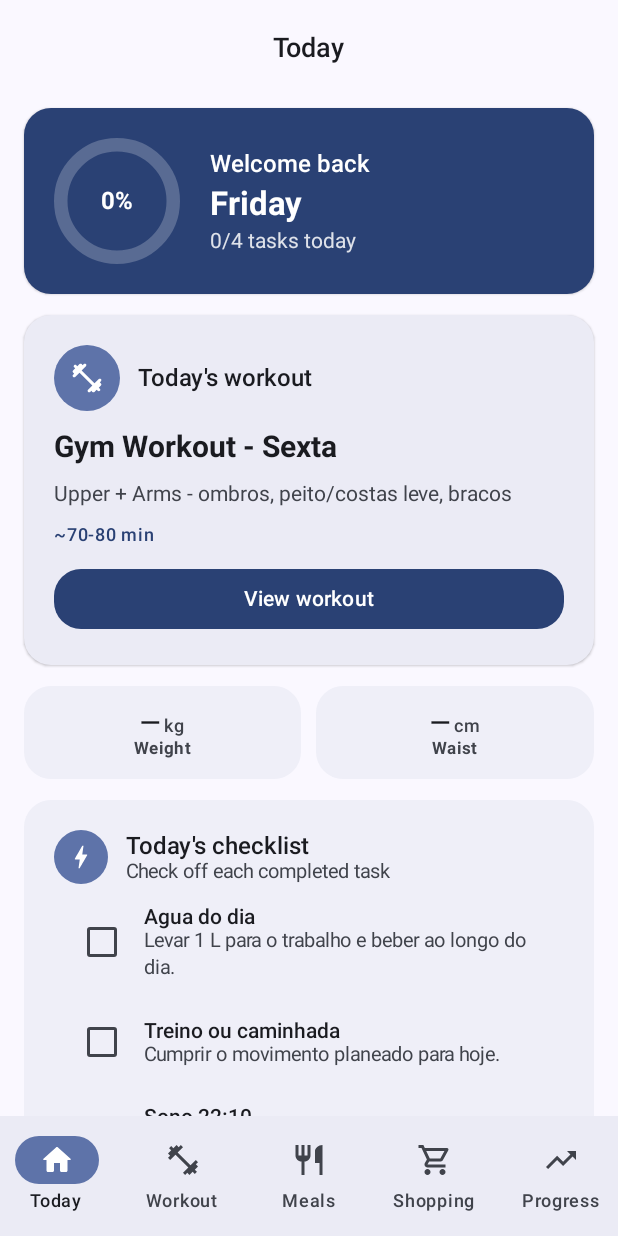
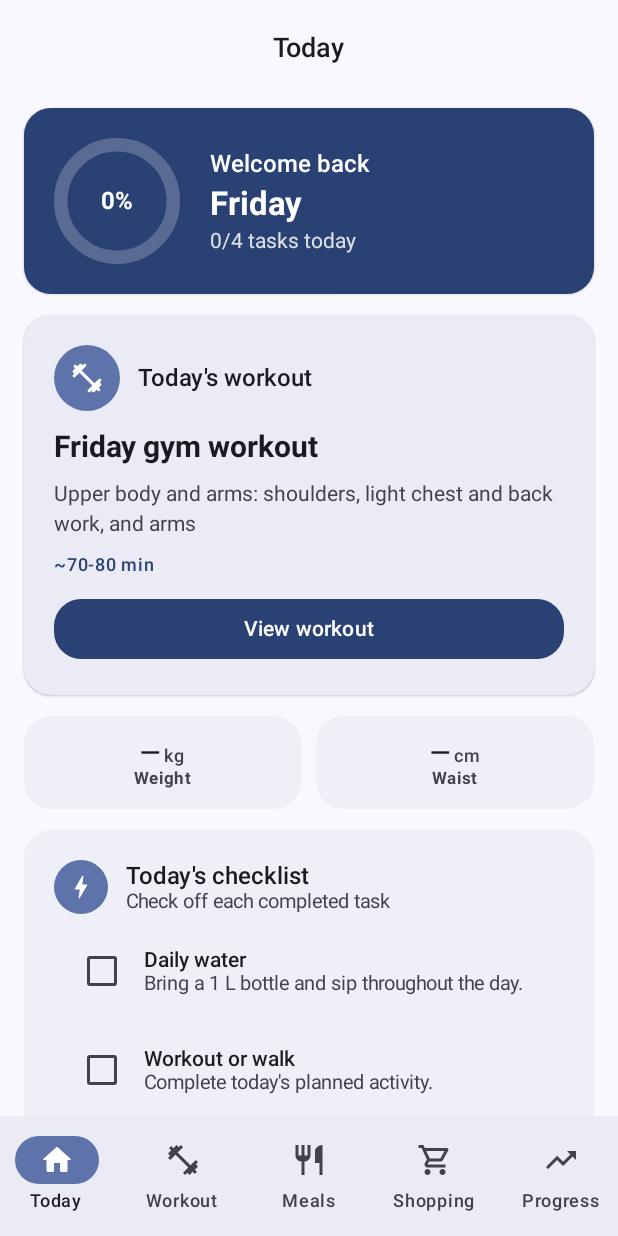
Before and after one commit to luigi043/meal-prep-workout, an Android app built with Jetpack Compose: the screen it shows after launch (MainActivity), after a tap on "Open plan", on a phone screen of 412 x 824 dp. Run offline under Robolectric (Android 15) with nearby library versions, the phone set to English and light mode, and no system bars.

Commit message:
Translate the bundled plan and grocery list into English
Translate the seven-day menu, drink recipes, workout titles, schedule, shopping categories and checklist tasks. Keep the existing IDs, menu structure and meal quantities so existing saved selections remain compatible.

Describe sample data as such and remove the unsupported detox wording. Checked whitespace with git diff --check. The Android build and emulator walkthrough are tracked separately.

```diff
--- a/app/src/main/java/com/luizfit/plan3meses/data/PlanContent.kt
+++ b/app/src/main/java/com/luizfit/plan3meses/data/PlanContent.kt
@@ -9,28 +9,28 @@ object PlanContent {
     )
 
     val dashboardTasks = listOf(
-        ChecklistTask("daily_water", "Agua do dia", "Levar 1 L para o trabalho e beber ao longo do dia."),
-        ChecklistTask("daily_workout", "Treino ou caminhada", "Cumprir o movimento planeado para hoje."),
-        ChecklistTask("daily_sleep", "Sono 22:10", "Entrar na cama as 22:00, luzes apagadas as 22:10."),
-        ChecklistTask("daily_protein", "Proteina", "Bater 165-180 g/dia usando comida e whey se precisar.")
+        ChecklistTask("daily_water", "Daily water", "Bring a 1 L bottle and sip throughout the day."),
+        ChecklistTask("daily_workout", "Workout or walk", "Complete today's planned activity."),
+        ChecklistTask("daily_sleep", "Bedtime at 22:10", "Get ready for bed at 22:00 and turn off the lights at 22:10."),
+        ChecklistTask("daily_protein", "Protein", "Sample plan target: 165–180 g daily from food and optional whey.")
     )
 
     val weeklySchedule = listOf(
-        "Segunda: 15 min bicicleta + 20 min caminhada. Sem ginasio. Preparar a semana.",
-        "Terca: 10 min bicicleta leve + 10-15 min caminhada. Ginasio Push + Abs as 18:15.",
-        "Quarta: 10 min bicicleta leve + 10-15 min caminhada. Ginasio Pull + Bike as 18:15.",
-        "Quinta: 10 min bicicleta leve + 10-15 min caminhada. Ginasio Legs + Core as 18:15.",
-        "Sexta: 10 min bicicleta leve + 10-15 min caminhada. Ginasio Upper + Arms as 18:15.",
-        "Sabado: 10 min bicicleta leve + 10 min caminhada. Ginasio Full Body Today as 18:15.",
-        "Domingo: descanso ativo, prep, compras, bebidas e caminhada leve opcional."
+        "Monday: Cycle for 15 minutes and walk for 20 minutes. Use the rest day to prepare for the week.",
+        "Tuesday: 10 minutes of easy cycling and a 10–15 minute walk. Push and abs at 18:15.",
+        "Wednesday: 10 minutes of easy cycling and a 10–15 minute walk. Pull and cycling at 18:15.",
+        "Thursday: 10 minutes of easy cycling and a 10–15 minute walk. Legs and core at 18:15.",
+        "Friday: 10 minutes of easy cycling and a 10–15 minute walk. Upper body and arms at 18:15.",
+        "Saturday: 10 minutes of easy cycling and a 10-minute walk. Full body at 18:15.",
+        "Sunday: Active recovery, meal prep, shopping, drinks and an optional easy walk."
     )
 
     val sleepPlan = listOf(
-        "21:30 - banho, comida de amanha e mochila do ginasio.",
-        "21:45 - sem ecra forte e sem cafeina.",
-        "22:00 - cama.",
-        "22:10 - dormir.",
-        "05:55 - acordar."
+        "21:30: Shower and prepare tomorrow's food and gym bag.",
+        "21:45: Avoid bright screens and caffeine.",
+        "22:00: Get into bed.",
+        "22:10: Lights out.",
+        "05:55: Wake up."
     )
 
     val meals = listOf(
@@ -38,63 +38,63 @@ object PlanContent {
             day = "Monday",
             title = "Greek chicken pasta salad",
             meals = listOf(
-                MealItem("7:10", "Aveia proteica fria", "60 g aveia + 200 g iogurte grego + maca + canela. Creatina aqui.", "40-55 g proteina"),
-                MealItem("13:00", "Salada de massa tipo Greek chicken", "80 g massa seca cozida + 170 g peito de frango + pepino + tomate + espinafres + menta + limao.", "~620 kcal"),
-                MealItem("19:15", "Peru em tomate + massa pequena", "180-200 g peru + molho tomate caseiro + legumes + 60 g massa seca cozida.")
+                MealItem("7:10", "Chilled high-protein oats", "60 g oats, 200 g Greek yogurt, apple and cinnamon. The sample schedule pairs this with creatine.", "40–55 g protein"),
+                MealItem("13:00", "Greek chicken pasta salad", "80 g pasta (dry weight, then cooked), 170 g chicken breast, cucumber, tomato, spinach, mint and lemon.", "~620 kcal"),
+                MealItem("19:15", "Turkey in tomato sauce with a small serving of pasta", "180–200 g turkey, homemade tomato sauce, vegetables and 60 g pasta (dry weight, then cooked).")
             )
         ),
         MealDay(
             day = "Tuesday",
-            title = "Atum e grao",
+            title = "Tuna and chickpeas",
             meals = listOf(
-                MealItem("7:10", "Ovos + pao + tomate", "3 ovos + 2 fatias pao + tomate/espinafres."),
-                MealItem("13:00", "Salada de massa, atum e grao", "75 g massa seca cozida + atum + 100 g grao + pepino + cebola roxa + limao + salsa/menta.", "~45 g proteina"),
-                MealItem("20:00", "Frango tomate-paprika", "200 g frango freezer + legumes + 60-70 g massa seca cozida.")
+                MealItem("7:10", "Eggs, bread and tomato", "3 eggs, 2 slices of bread, and tomato or spinach."),
+                MealItem("13:00", "Tuna and chickpea pasta salad", "75 g pasta (dry weight, then cooked), tuna, 100 g chickpeas, cucumber, red onion, lemon and parsley or mint.", "About 45 g protein"),
+                MealItem("20:00", "Tomato and paprika chicken", "200 g prepped chicken, vegetables and 60–70 g pasta (dry weight, then cooked).")
             )
         ),
         MealDay(
             day = "Wednesday",
-            title = "Frango mediterranico",
+            title = "Mediterranean chicken",
             meals = listOf(
-                MealItem("7:10", "Batido verde + ovos", "Batido detox verde + 2 ovos cozidos + 1 fatia pao."),
-                MealItem("13:00", "Salada mediterranica com frango", "80 g massa seca cozida + 170 g frango limao-alho + tomate + pepino + folhas verdes."),
-                MealItem("20:00", "Sopa de lentilhas + sardinhas", "Sopa grossa + 1 lata sardinhas escorrida + salada.")
+                MealItem("7:10", "Green smoothie and eggs", "Green smoothie, 2 boiled eggs and 1 slice of bread."),
+                MealItem("13:00", "Mediterranean chicken salad", "80 g pasta (dry weight, then cooked), 170 g lemon and garlic chicken, tomato, cucumber and leafy greens."),
+                MealItem("20:00", "Lentil soup and sardines", "Thick lentil soup, 1 drained can of sardines and a salad.")
             )
         ),
         MealDay(
             day = "Thursday",
-            title = "Peru e tomate",
+            title = "Turkey and tomato",
             meals = listOf(
-                MealItem("7:10", "Iogurte + aveia", "250 g iogurte grego + 50 g aveia + banana pequena + canela."),
-                MealItem("13:00", "Salada de massa com peru", "75 g massa seca cozida + 180 g peru + molho tomate + pepino + espinafres."),
-                MealItem("20:00", "Frango soy-gengibre", "200 g frango + brocolo/pimentos/courgette + 60-70 g massa seca cozida.")
+                MealItem("7:10", "Yogurt and oats", "250 g Greek yogurt, 50 g oats, a small banana and cinnamon."),
+                MealItem("13:00", "Turkey pasta salad", "75 g pasta (dry weight, then cooked), 180 g turkey, tomato sauce, cucumber and spinach."),
+                MealItem("20:00", "Soy and ginger chicken", "200 g chicken, broccoli, peppers or zucchini, and 60–70 g pasta (dry weight, then cooked).")
             )
         ),
         MealDay(
             day = "Friday",
-            title = "Pizza chicken controlada",
+            title = "Pizza chicken",
             meals = listOf(
-                MealItem("7:10", "Batido verde + aveia proteica", "Batido verde + 50 g aveia com iogurte ou whey."),
-                MealItem("13:00", "Salada de massa com sardinha", "70 g massa seca cozida + sardinhas escorridas + tomate + pepino + cebola + limao."),
-                MealItem("20:00", "Pizza chicken + salada", "Peito de frango com molho tomate/pizza, queijo controlado e oregano. Salada grande ao lado.")
+                MealItem("7:10", "Green smoothie and high-protein oats", "Green smoothie and 50 g oats with yogurt or whey."),
+                MealItem("13:00", "Sardine pasta salad", "70 g pasta (dry weight, then cooked), drained sardines, tomato, cucumber, onion and lemon."),
+                MealItem("20:00", "Pizza chicken and salad", "Chicken breast with tomato or pizza sauce, a measured portion of cheese and oregano. Serve with a large salad.")
             )
         ),
         MealDay(
             day = "Saturday",
-            title = "Frango e grao",
+            title = "Chicken and chickpeas",
             meals = listOf(
-                MealItem("7:10", "Ovos + pao + fruta", "3 ovos + 1-2 fatias pao + 1 fruta."),
-                MealItem("13:00", "Salada de massa com frango e grao", "80 g massa seca cozida + 150 g frango + 80 g grao + pepino + tomate + menta."),
-                MealItem("20:00", "Frango limao-alho", "200 g frango + legumes + 60-70 g massa seca cozida ou batata.")
+                MealItem("7:10", "Eggs, bread and fruit", "3 eggs, 1–2 slices of bread and a piece of fruit."),
+                MealItem("13:00", "Chicken and chickpea pasta salad", "80 g pasta (dry weight, then cooked), 150 g chicken, 80 g chickpeas, cucumber, tomato and mint."),
+                MealItem("20:00", "Lemon and garlic chicken", "200 g chicken, vegetables, and 60–70 g pasta (dry weight, then cooked) or potatoes.")
             )
         ),
         MealDay(
             day = "Sunday",
-            title = "Reset e prep",
+            title = "Weekly reset and prep",
             meals = listOf(
-                MealItem("Manha", "Batido verde + proteina", "Batido detox verde e depois ovos, iogurte ou frango."),
-                MealItem("Almoco", "Pizza planeada ou prato T", "Tortilla pizza ou 2 fatias pan pizza + salada + frango/atum."),
-                MealItem("Tarde", "Prep", "Cozinhar frango, massa, legumes, caixas e bebidas.")
+                MealItem("Morning", "Green smoothie and a protein side", "Green smoothie with eggs, yogurt or chicken on the side."),
+                MealItem("Lunch", "Planned pizza or a salad plate", "Tortilla pizza or two slices of pan pizza, with salad and chicken or tuna."),
+                MealItem("Afternoon", "Meal prep", "Cook the chicken, pasta and vegetables. Pack the meals and prepare the drinks.")
             )
         )
     )
@@ -102,70 +102,70 @@ object PlanContent {
     val drinks = listOf(
         Recipe(
             id = "drink_cucumber_mint",
-            title = "Agua com pepino e menta",
-            timing = "O dia todo - prepara na noite anterior - 0 kcal",
-            ingredients = "1/2 pepino fatiado fino - 10-12 folhas menta - 1 L agua fria - 1/2 limao opcional",
+            title = "Cucumber and mint water",
+            timing = "Prepare the night before and sip throughout the day",
+            ingredients = "Half a cucumber, thinly sliced, 10–12 mint leaves, 1 L cold water and half a lemon (optional)",
             steps = listOf(
-                "Corta o pepino fino. Nao e preciso descascar.",
-                "Esmaga as folhas de menta nas palmas das maos.",
-                "Coloca pepino e menta numa garrafa de 1 L.",
-                "Enche de agua fria e fecha.",
-                "Frigorifico durante a noite, minimo 4 horas."
+                "Thinly slice the cucumber. Peeling is optional.",
+                "Crush the mint leaves gently between your palms.",
+                "Add the cucumber and mint to a 1 L bottle.",
+                "Fill with cold water and close the bottle.",
+                "Refrigerate overnight, or for at least four hours."
             ),
-            note = "Substitui sumos e facilita beber agua."
+            note = "Serve chilled as an alternative to juice."
         ),
         Recipe(
             id = "drink_lime_mint",
-            title = "Agua lima + menta",
-            timing = "Alternar nos dias de ginasio - 0 kcal",
-            ingredients = "1/2 lima fatiada - 10 folhas menta - 1 L agua fria - gelo opcional",
+            title = "Lime and mint water",
+            timing = "An option for workout days",
+            ingredients = "Half a sliced lime, 10 mint leaves, 1 L cold water and ice (optional)",
             steps = listOf(
-                "Fatia a lima fina.",
-                "Esmaga a menta nas palmas das maos.",
-                "Coloca tudo numa garrafa de 1 L com agua fria.",
-                "Frigorifico por 2-4 horas ou durante a noite."
+                "Thinly slice the lime.",
+                "Crush the mint gently between your palms.",
+                "Put the ingredients into a 1 L bottle and fill with cold water.",
+                "Refrigerate for two to four hours or overnight."
             ),
-            note = "Boa para terca, quinta e sabado. Usa menos lima se a acidez incomodar."
+            note = "The sample plan uses this on Tuesday, Thursday and Saturday. Use less lime for a milder flavor."
         ),
         Recipe(
             id = "drink_strawberry_lime_mint",
-            title = "Agua morango + lima + menta",
-            timing = "Opcao mais doce sem acucar - 0 kcal",
-            ingredients = "5-6 morangos fatiados - 1/2 lima fatiada - 8-10 folhas menta - 1 L agua fria",
+            title = "Strawberry, lime and mint water",
+            timing = "Fruit-infused water with no added sugar",
+            ingredients = "5–6 sliced strawberries, half a sliced lime, 8–10 mint leaves and 1 L cold water",
             steps = listOf(
-                "Lava e fatia os morangos.",
-                "Fatia a lima fina.",
-                "Esmaga a menta nas palmas das maos.",
-                "Junta tudo numa garrafa de 1 L.",
-                "Frigorifico 2-4 horas antes de beber."
+                "Wash and slice the strawberries.",
+                "Thinly slice the lime.",
+                "Crush the mint gently between your palms.",
+                "Combine the ingredients in a 1 L bottle.",
+                "Refrigerate for two to four hours before serving."
             ),
-            note = "Usa ao domingo ou quando quiseres variedade com sabor mais fresco/doce."
+            note = "Serve on Sunday or whenever you want a fruitier drink."
         ),
         Recipe(
             id = "drink_green_detox",
-            title = "Batido detox verde",
-            timing = "Quarta, sexta e domingo - cerca de 80 kcal",
-            ingredients = "Espinafres - 1/2 pepino - maca verde - sumo 1/2 limao - gengibre - 250 ml agua",
+            title = "Green smoothie",
+            timing = "Wednesday, Friday and Sunday (about 80 kcal)",
+            ingredients = "Spinach, half a cucumber, a green apple, juice of half a lemon, ginger and 250 ml water",
             steps = listOf(
-                "Coloca primeiro a agua no liquidificador.",
-                "Junta espinafres, pepino, maca e gengibre.",
-                "Bate 60-90 segundos.",
-                "Adiciona limao e bate mais 10 segundos."
+                "Pour the water into the blender first.",
+                "Add the spinach, cucumber, apple and ginger.",
+                "Blend for 60–90 seconds.",
+                "Add lemon juice and blend for another 10 seconds."
             ),
-            note = "Nao substitui proteina no pequeno-almoco."
+            note = "Pair with the breakfast in the sample meal plan."
         ),
         Recipe(
             id = "drink_acv",
-            title = "Shot ACV diluido",
-            timing = "15-30 min antes do almoco",
-            ingredients = "1 col sopa vinagre de maca - 200 ml agua - canela opcional",
+            title = "Diluted apple cider vinegar",
+            timing = "Before lunch in the sample plan",
+            ingredients = "1 tablespoon apple cider vinegar, 200 ml water and cinnamon (optional)",
             steps = listOf(
-                "Coloca primeiro a agua no copo.",
-                "Adiciona o vinagre de maca.",
-                "Mexe com canela se quiseres.",
-                "Bebe com palhinha e passa a boca com agua."
+                "Pour the water into a glass first.",
+                "Add the apple cider vinegar.",
+                "Stir in cinnamon if desired.",
+                "Use a straw and rinse your mouth with water afterward."
             ),
-            note = "Nunca bebas vinagre puro."
+            note = "Always dilute the vinegar."
         )
     )
 
@@ -173,8 +173,8 @@ object PlanContent {
         Workout(
             id = "workout_tue",
             dayOfWeek = DayOfWeek.TUESDAY,
-            title = "Gym Workout - Terca",
-            focus = "Push + Abs - peito, ombros, triceps",
+            title = "Tuesday gym workout",
+            focus = "Push and abs: chest, shoulders and triceps",
             totalTime = "~80-90 min",
             sections = listOf(
                 WorkoutSection("Warm-Up - 10 min", "Treadmill", "5 min fast walk. Incline 5-8%. Speed comfortable pace."),
@@ -193,8 +193,8 @@ object PlanContent {
         Workout(
             id = "workout_wed",
             dayOfWeek = DayOfWeek.WEDNESDAY,
-            title = "Gym Workout - Quarta",
-            focus = "Pull + Bike - costas, biceps, posterior",
+            title = "Wednesday gym workout",
+            focus = "Pull and cycling: back, biceps and posterior chain",
             totalTime = "~75-85 min",
             sections = listOf(
                 WorkoutSection("Warm-Up - 10 min", "Bike", "5 min easy/moderate + 5 min shoulder/back mobility."),
@@ -212,8 +212,8 @@ object PlanContent {
         Workout(
             id = "workout_thu",
             dayOfWeek = DayOfWeek.THURSDAY,
-            title = "Gym Workout - Quinta",
-            focus = "Legs + Core - pernas, gluteos, posterior",
+            title = "Thursday gym workout",
+            focus = "Legs and core: legs, glutes and posterior chain",
             totalTime = "~80-90 min",
             sections = listOf(
                 WorkoutSection("Warm-Up - 10 min", "Bike", "5 min easy + 5 min lower-body mobility."),
@@ -231,8 +231,8 @@ object PlanContent {
         Workout(
             id = "workout_fri",
             dayOfWeek = DayOfWeek.FRIDAY,
-            title = "Gym Workout - Sexta",
-            focus = "Upper + Arms - ombros, peito/costas leve, bracos",
+            title = "Friday gym workout",
+            focus = "Upper body and arms: shoulders, light chest and back work, and arms",
             totalTime = "~70-80 min",
             sections = listOf(
                 WorkoutSection("Warm-Up - 10 min", "Treadmill", "5 min fast walk + 5 min shoulder mobility."),
@@ -251,8 +251,8 @@ object PlanContent {
         Workout(
             id = "workout_sat",
             dayOfWeek = DayOfWeek.SATURDAY,
-            title = "Gym Workout - Sabado",
-            focus = "Full Body Today - formato completo",
+            title = "Saturday gym workout",
+            focus = "Full-body session",
             totalTime = "~90 min",
             sections = listOf(
                 WorkoutSection("Warm-Up - 10 min", "Treadmill", "5 min fast walk. Incline 5-8%. Speed comfortable pace."),
@@ -272,48 +272,48 @@ object PlanContent {
     )
 
     val shopping = listOf(
-        ShoppingCategory("Proteinas", listOf(
-            task("shop_chicken", "Peito de frango ou coxas sem pele", "2 kg para congelar"),
-            task("shop_turkey", "Peru em cubos ou picado", "1 kg"),
-            task("shop_eggs", "Ovos classe L", "2 duzias"),
-            task("shop_yogurt", "Iogurte grego natural/0%", "2 potes grandes ou packs"),
-            task("shop_tuna", "Atum", "6-8 latas"),
-            task("shop_sardines", "Sardinhas", "4 latas")
+        ShoppingCategory("Protein", listOf(
+            task("shop_chicken", "Chicken breast or skinless thighs", "2 kg for freezing"),
+            task("shop_turkey", "Diced or ground turkey", "1 kg"),
+            task("shop_eggs", "Large eggs", "2 dozen"),
+            task("shop_yogurt", "Plain or nonfat Greek yogurt", "2 large tubs or packs"),
+            task("shop_tuna", "Tuna", "6–8 cans"),
+            task("shop_sardines", "Sardines", "4 cans")
         )),
-        ShoppingCategory("Massa e hidratos", listOf(
-            task("shop_pasta", "Massa integral fusilli/penne", "1.5 kg"),
-            task("shop_oats", "Aveia em flocos", "1 kg"),
-            task("shop_bread", "Pao integral", "Para pequeno-almoco e pre-treino"),
-            task("shop_wraps", "Wraps/tortilhas", "Para tortilla pizza"),
-            task("shop_chickpeas", "Grao-de-bico", "3 latas")
+        ShoppingCategory("Pasta and grains", listOf(
+            task("shop_pasta", "Whole-wheat fusilli or penne", "1.5 kg"),
+            task("shop_oats", "Rolled oats", "1 kg"),
+            task("shop_bread", "Whole-wheat bread", "For breakfast and pre-workout snacks"),
+            task("shop_wraps", "Wraps or tortillas", "For tortilla pizza"),
+            task("shop_chickpeas", "Chickpeas", "3 cans")
         )),
-        ShoppingCategory("Legumes e saladas", listOf(
-            task("shop_cucumber", "Pepino", "5-6 unidades"),
-            task("shop_mint", "Menta/hortela fresca", "2 ramos"),
-            task("shop_spinach", "Espinafres", "Saco grande"),
-            task("shop_tomato", "Tomate", "Cereja ou normal"),
-            task("shop_broccoli", "Brocolo", "Para jantar pos-treino")
+        ShoppingCategory("Vegetables and greens", listOf(
+            task("shop_cucumber", "Cucumber", "5–6 cucumbers"),
+            task("shop_mint", "Fresh mint", "2 bunches"),
+            task("shop_spinach", "Spinach", "Large bag"),
+            task("shop_tomato", "Tomatoes", "Cherry or regular"),
+            task("shop_broccoli", "Broccoli", "For dinner after a workout")
         )),
-        ShoppingCategory("Fruta e bebidas", listOf(
-            task("shop_lemons", "Limoes", "12"),
-            task("shop_limes", "Limas", "4"),
-            task("shop_strawberries", "Morangos", "Para agua morango+lima+menta"),
-            task("shop_ginger", "Gengibre fresco", "Raiz grande"),
-            task("shop_apples", "Macas", "Verdes/vermelhas"),
-            task("shop_bananas", "Bananas", "Pre-treino")
+        ShoppingCategory("Fruit and drinks", listOf(
+            task("shop_lemons", "Lemons", "12"),
+            task("shop_limes", "Limes", "4"),
+            task("shop_strawberries", "Strawberries", "For strawberry, lime and mint water"),
+            task("shop_ginger", "Fresh ginger", "Large root"),
+            task("shop_apples", "Apples", "Green or red"),
+            task("shop_bananas", "Bananas", "Pre-workout snack")
         )),
-        ShoppingCategory("Molhos e suplementos", listOf(
-            task("shop_acv", "Vinagre de maca cru nao filtrado", "Com a mae"),
-            task("shop_pizza_sauce", "Molho tomate/pizza", "Pizza chicken e tortilla pizza"),
-            task("shop_mozzarella", "Mozzarella/queijo ralado", "Porcao controlada"),
-            task("shop_whey", "Whey", "Neutra ou baunilha"),
-            task("shop_creatine", "Creatina monohidratada", "5 g por dia")
+        ShoppingCategory("Sauces and supplements", listOf(
+            task("shop_acv", "Raw unfiltered apple cider vinegar", "With the mother"),
+            task("shop_pizza_sauce", "Tomato or pizza sauce", "For pizza chicken and tortilla pizza"),
+            task("shop_mozzarella", "Mozzarella or grated cheese", "Use a measured portion"),
+            task("shop_whey", "Whey", "Plain or vanilla"),
+            task("shop_creatine", "Creatine monohydrate", "Sample plan: 5 g daily")
         )),
         ShoppingCategory("Meal prep tools", listOf(
-            task("shop_bottles", "Garrafas 1 L", "Pepino/menta e lima/menta"),
-            task("shop_boxes", "Caixas meal prep", "Para pasta salads"),
-            task("shop_freezer_bags", "Sacos/caixas de congelacao", "Para frango"),
-            task("shop_straws", "Palhinhas", "Para ACV")
+            task("shop_bottles", "1 L bottles", "For cucumber and mint or lime and mint water"),
+            task("shop_boxes", "Meal prep containers", "For pasta salads"),
+            task("shop_freezer_bags", "Freezer bags or containers", "For chicken"),
+            task("shop_straws", "Straws", "For diluted apple cider vinegar")
         ))
     )
 
@@ -321,9 +321,9 @@ object PlanContent {
         "Budget Bytes" to "https://www.budgetbytes.com/",
         "MuscleWiki" to "https://musclewiki.com/",
         "Workout.lol" to "https://workout.lol/",
-        "CDC sono" to "https://www.cdc.gov/sleep/about/index.html",
-        "ISSN creatina" to "https://jissn.biomedcentral.com/articles/10.1186/s12970-017-0173-z",
-        "ISSN proteina" to "https://jissn.biomedcentral.com/articles/10.1186/s12970-017-0177-8"
+        "CDC sleep" to "https://www.cdc.gov/sleep/about/index.html",
+        "ISSN creatine" to "https://jissn.biomedcentral.com/articles/10.1186/s12970-017-0173-z",
+        "ISSN protein" to "https://jissn.biomedcentral.com/articles/10.1186/s12970-017-0177-8"
     )
 
     fun workoutFor(dayOfWeek: DayOfWeek): Workout? = workouts.firstOrNull { it.dayOfWeek == dayOfWeek }
--- a/app/src/main/java/com/luizfit/plan3meses/ui/App.kt
+++ b/app/src/main/java/com/luizfit/plan3meses/ui/App.kt
@@ -413,7 +413,7 @@ private fun DashboardScreen(
             ) {
                 BulletLine("Creatine", "The sample plan schedules creatine with breakfast or after a workout.")
                 BulletLine("Whey", "The sample plan lists whey as an optional snack or after a workout.")
-                BulletLine("Note", "Creatine pode subir peso por agua no musculo; isso nao e gordura.")
+                BulletLine("Note", "Creatine can affect water weight.")
             }
         }
     }
@@ -563,7 +563,7 @@ private fun WorkoutDetailCard(
 }
 
 // ----------------------------------------------------------------------------
-// Meals (with Refeicoes / Bebidas tabs)
+// Meals and drinks
 // ----------------------------------------------------------------------------
 
 @OptIn(ExperimentalMaterial3Api::class)
```
